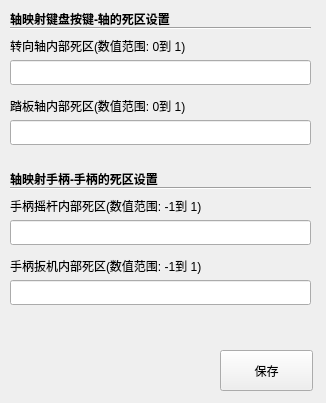
Old version of the form DeadAreaSettings.ui in the repository InsistonTan/KeyMappingsTool.
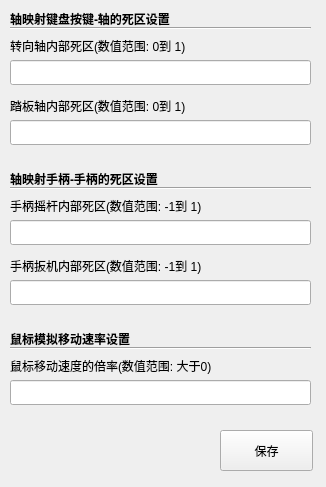
New version of the form.

Commit message: [update]新增模拟鼠标移动速率调整选项

Diff of the .ui file:
```diff
--- a/DeadAreaSettings.ui
+++ b/DeadAreaSettings.ui
@@ -7,7 +7,7 @@
     <x>0</x>
     <y>0</y>
     <width>326</width>
-    <height>403</height>
+    <height>487</height>
    </rect>
   </property>
   <property name="windowTitle">
@@ -41,7 +41,7 @@
     <property name="geometry">
      <rect>
       <x>220</x>
-      <y>350</y>
+      <y>430</y>
       <width>93</width>
       <height>41</height>
      </rect>
@@ -171,6 +171,55 @@
      <string>踏板轴内部死区(数值范围: 0到 1)</string>
     </property>
    </widget>
+   <widget class="QLabel" name="label_7">
+    <property name="geometry">
+     <rect>
+      <x>10</x>
+      <y>350</y>
+      <width>301</width>
+      <height>31</height>
+     </rect>
+    </property>
+    <property name="text">
+     <string>鼠标移动速度的倍率(数值范围: 大于0)</string>
+    </property>
+   </widget>
+   <widget class="Line" name="line_3">
+    <property name="geometry">
+     <rect>
+      <x>10</x>
+      <y>340</y>
+      <width>301</width>
+      <height>16</height>
+     </rect>
+    </property>
+    <property name="orientation">
+     <enum>Qt::Orientation::Horizontal</enum>
+    </property>
+   </widget>
+   <widget class="QLineEdit" name="lineEdit_5">
+    <property name="geometry">
+     <rect>
+      <x>10</x>
+      <y>380</y>
+      <width>301</width>
+      <height>25</height>
+     </rect>
+    </property>
+   </widget>
+   <widget class="QLabel" name="label_8">
+    <property name="geometry">
+     <rect>
+      <x>10</x>
+      <y>330</y>
+      <width>251</width>
+      <height>19</height>
+     </rect>
+    </property>
+    <property name="text">
+     <string>&lt;html&gt;&lt;head/&gt;&lt;body&gt;&lt;p&gt;&lt;span style=&quot; font-weight:700;&quot;&gt;鼠标模拟移动速率设置&lt;/span&gt;&lt;/p&gt;&lt;/body&gt;&lt;/html&gt;</string>
+    </property>
+   </widget>
   </widget>
  </widget>
  <resources/>
```
The commit also changes 6 other files.
